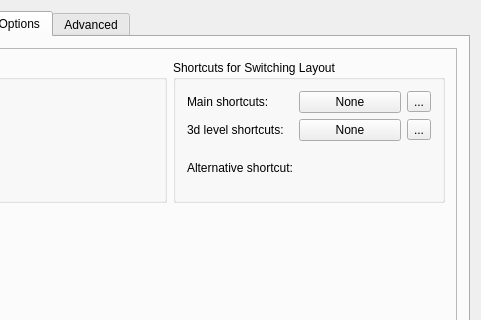
First picture: the form in kcontrol/kxkb/kcmlayoutwidget.ui, repository mgottschlag/kwin-tiling, before the edit; both pictures show x 141 to 622 and y 0 to 320 of the 622 by 576 pixel window.
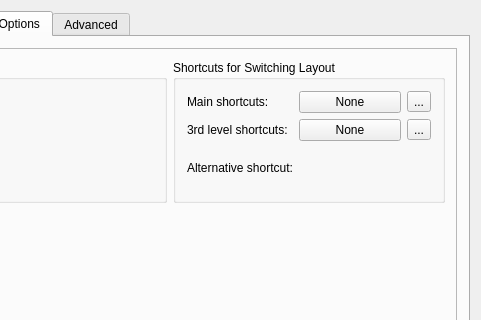
Second picture: the form after the edit. The open tabs and pages were chosen to show the change. Custom widgets are drawn as their Qt base class.

Commit message: Typo fix, please confirm 3d -> 3rd CCMAIL:rysin@kde.org

The edit to the form file:
```diff
--- a/kcontrol/kxkb/kcmlayoutwidget.ui
+++ b/kcontrol/kxkb/kcmlayoutwidget.ui
@@ -456,7 +456,7 @@
              <item row="1" column="0" >
               <widget class="QLabel" name="label_3" >
                <property name="text" >
-                <string>3d level shortcuts:</string>
+                <string>3rd level shortcuts:</string>
                </property>
                <property name="buddy" >
                 <cstring>btnXkbShortcut3d</cstring>
```
